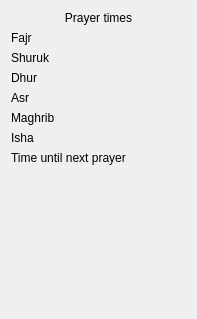
Old version of the form gui/prayertimeswidget.ui in the repository ghannami/alQuds.
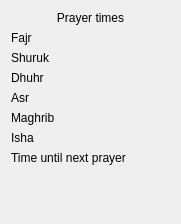
New version of the form. Icons and pictures are not drawn.

```diff
--- a/gui/prayertimeswidget.ui
+++ b/gui/prayertimeswidget.ui
@@ -6,8 +6,8 @@
    <rect>
     <x>0</x>
     <y>0</y>
-    <width>197</width>
-    <height>319</height>
+    <width>181</width>
+    <height>224</height>
    </rect>
   </property>
   <property name="windowTitle">
@@ -74,7 +74,7 @@
      <item row="2" column="0">
       <widget class="QLabel" name="dhurLabel">
        <property name="text">
-        <string>Dhur</string>
+        <string>Dhuhr</string>
        </property>
       </widget>
      </item>
```
Left out of the diff: 6 changed lines with no effect on the pictures.
